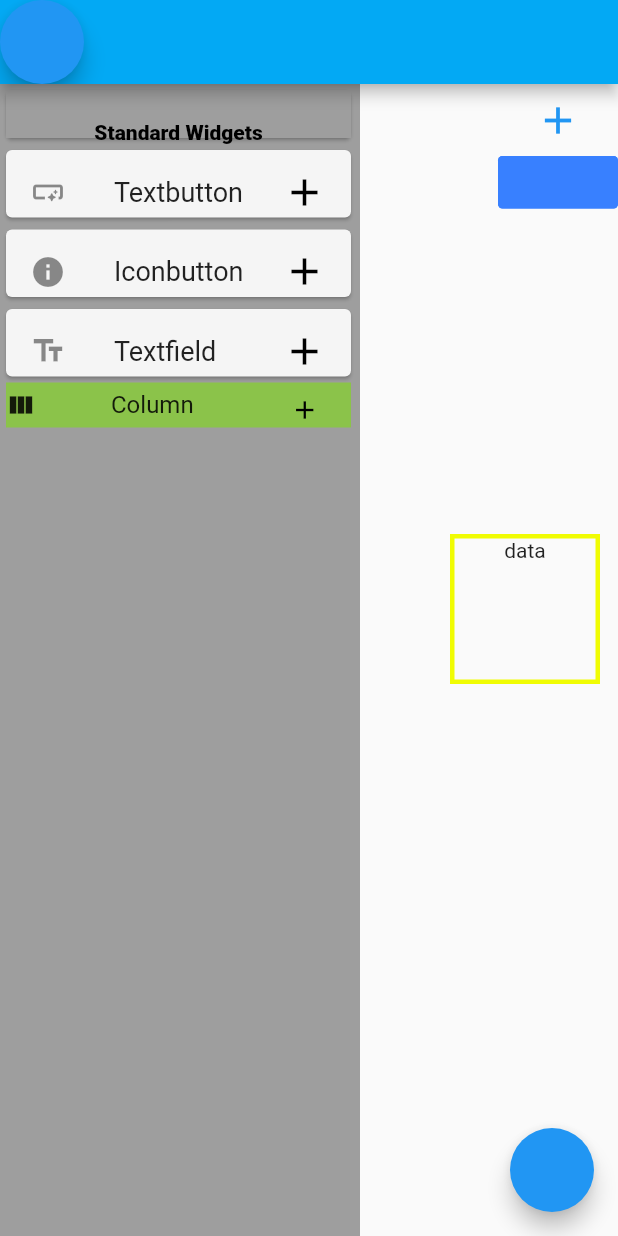
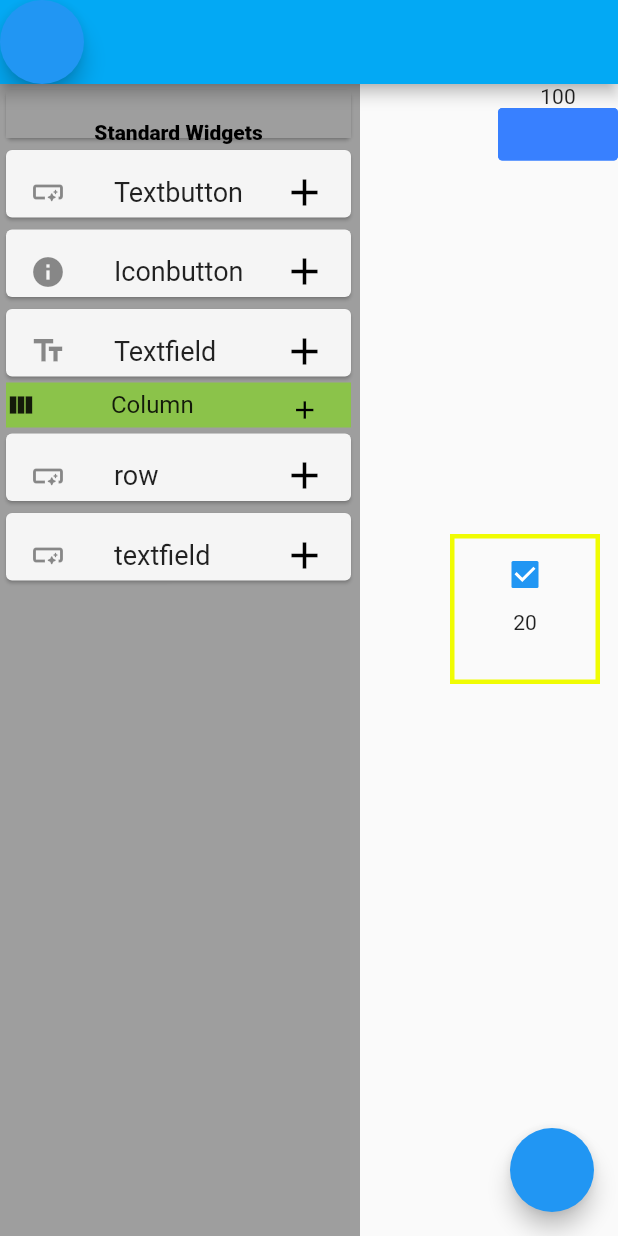
Before and after one commit to magal-git/MyFlutter, a Flutter app: the screen it shows after launch, after a tap on the "add" icon, on a phone screen of 412 x 824 dp. Run offline on Flutter 3.47's test engine with Material 2 defaults, Android fonts, the phone set to English and light mode, and no system bars; drawn by our look-alikes of getwidget; our stand-ins replace flutter_colorpicker, get, google_fonts, logger.

Commit message:
addChild ok

```diff
--- a/flutterapp/lib/fmodelcontroller.dart
+++ b/flutterapp/lib/fmodelcontroller.dart
@@ -1,4 +1,5 @@
 import 'package:flutter/material.dart';
+import 'package:flutterapp/fmodelview.dart';
 import 'package:get/get.dart';
 import 'package:google_fonts/google_fonts.dart';
 
@@ -38,6 +39,16 @@ class FModelController extends GetxController{
   var bradius = 0.obs;
   incBradius() => bradius++;
 
+  //!ADDC
+  final columnModel = ColumnModel().obs;
+
+  addChild(FModelView f){
+    columnModel.update((val) {
+      val!.childlist.add(f);
+    });
+  }
+  //!ADDC
+
   //#COLOR MODEL
   final colModel = ColModel().obs;
 
@@ -69,6 +80,12 @@ class ColModel{
   Color btncol = Colors.amber;
   Color txtcol = Colors.white;
 }
+//!ADDC
+class ColumnModel{
+  List<Widget> childlist = [];
+}
+
+//!
 
 class HelperBtn {
   HelperBtn({this.btntext = 'Button', this.borderRadius = 0, this.elevation = 0});
--- a/flutterapp/lib/fmodelview.dart
+++ b/flutterapp/lib/fmodelview.dart
@@ -30,7 +30,7 @@ class FModelView extends StatelessWidget{
   set setCatId(var catid){
     catId = catid;
     //print('setcatid: $catId');
-    if(catid == 101) {//!TABORT?
+    if(catid == 101) {
       fmc.fbWidth.value = 150;
       fmc.fbHeight.value = 30;
     }else if(catid == 102){
@@ -39,7 +39,7 @@ class FModelView extends StatelessWidget{
     }else if(catid == 103){
       fmc.fbWidth.value = 150;
       fmc.fbHeight.value = 40;
-    }//!TABORT?
+    }
   }
 
   Widget makeSidePanel(){
@@ -48,18 +48,13 @@ class FModelView extends StatelessWidget{
   }
 
   chClickCol(FModelView fmv, int curid, Map tmap){
-
     tmap.forEach((key, value) {
-      //value.fmc.curColor.value = value.fmc.bufColor.value;
       value.fmc.markFalse();
     });
-      //fmv.fmc.curColor.value = Colors.grey;
         fmv.fmc.markTrue();
   }
-
   chClickVoid(FModelView fmv, Map tmap){
     tmap.forEach((key, value) {
-      //value.fmc.curColor.value = value.fmc.bufColor.value;
       value.fmc.markFalse();
     });
   }
--- a/flutterapp/lib/fobjects.dart
+++ b/flutterapp/lib/fobjects.dart
@@ -28,7 +28,7 @@ final int thisid;
     SizedBox(width: bw, height: bh,   child:
       Material(child: marked ?
         Container(decoration: BoxDecoration(border: Border.all(
-          color: Color.fromRGBO(240, 252, 3, 1),
+          color: Color.fromRGBO(50, 52, 50, 1),
           width: 2,
         ),
         ), child: TextButton(child: Text('- Edit mode -', style: TextStyle(fontStyle: FontStyle.italic, fontSize: 18, color: colModel.txtcol),),
@@ -126,36 +126,76 @@ final int thisid;
 //#region [ rgba(30, 30, 40, 0.2) ]//#endregion
 class FColumnObject extends StatelessWidget {
   FColumnObject({required this.callback, required this.thisid,
-              this.marked = false, required this.objList,
+              this.marked = false, required this.columnModel,
             });
 
 
 final idCallback callback;
 bool marked = true;
 final int thisid;
-List<Widget> objList = [];
+ColumnModel columnModel;
+bool checked = true;
 
   @override
   Widget build(BuildContext context){
     return
       GestureDetector(child: marked ?
           Container(width: 100, height: 100, decoration: BoxDecoration(border: Border.all(color: const Color.fromRGBO(240, 252, 3, 1), width: 3,),), child:
-              Column(children:
+              Column(mainAxisSize: MainAxisSize.max, children:
                   [
-                    Text('data'),
-                    for(int i=0; i<objList.length; i++)
-                      objList[i],
+                    Checkbox(value: checked, onChanged: (value) => print(!checked)),//!TODO
+                    Text(thisid.toString()),
+                    for(int i=0; i<columnModel.childlist.length; i++)
+                      columnModel.childlist[i],
                   ],
               ),
           ) :
               Column(children:
                   [
-                    Text('data'),
-                    for(int i=0; i<objList.length; i++)
-                      objList[i],
+                    Text('column: id $thisid'),
+                    for(int i=0; i<columnModel.childlist.length; i++)
+                      columnModel.childlist[i],
                   ],
               ),
         onTap: () => callback(thisid),
       );
   }
 }
+//#region [ rgba(30, 30, 40, 0.2) ]//#endregion
+class FRowObject extends StatelessWidget {
+  FRowObject({required this.callback, required this.thisid,
+              this.marked = false, required this.columnModel,
+            });
+
+
+final idCallback callback;
+bool marked = true;
+final int thisid;
+ColumnModel columnModel;
+bool checked = true;
+
+  @override
+  Widget build(BuildContext context){
+    return
+      GestureDetector(child: marked ?
+          Container(width: 100, height: 100, decoration: BoxDecoration(border: Border.all(color: const Color.fromRGBO(240, 252, 3, 1), width: 3,),), child:
+              Row(mainAxisSize: MainAxisSize.max, children:
+                  [
+                    Checkbox(value: checked, onChanged: (value) => print(!checked)),//!TODO
+                    Text(thisid.toString()),
+                    for(int i=0; i<columnModel.childlist.length; i++)
+                      columnModel.childlist[i],
+                  ],
+              ),
+          ) :
+              Row(children:
+                  [
+                    Text('row: id $thisid'),
+                    for(int i=0; i<columnModel.childlist.length; i++)
+                      columnModel.childlist[i],
+                  ],
+              ),
+        onTap: () => callback(thisid),
+      );
+  }
+}
--- a/flutterapp/lib/main.dart
+++ b/flutterapp/lib/main.dart
@@ -60,8 +60,8 @@ class _HomePageWidgetState extends State<HomePageWidget> {
   }
 
   //! ADDCHILDTOLIST - in addObject?
-    /*
-  addC(int catId){
+
+  addChildObject(int catId){
     setState(() {
       FModelView colrowFmv = getCurObj(_mid, objmap);
 
@@ -70,11 +70,11 @@ class _HomePageWidgetState extends State<HomePageWidget> {
       _mid = fmv.getMoid;//#Identifies the object
       objmap[_mid] = fmv;
 
-      if(colrowFmv.catId == 104) TODO getCatId
-        colrowFmv.addChild(fmv); TODO addChild
+      //if(colrowFmv.catId == 104) //TODO getCatId
+        colrowFmv.fmc.addChild(fmv); //TODO addChild
     });
   }
-    */
+
   //!
 
   _removeObj(){
@@ -181,6 +181,36 @@ class _HomePageWidgetState extends State<HomePageWidget> {
                     ),
                   ),
 
+                  //!TESTADDCHILD
+                  if(fmv.catId == 104)
+                  Card(color: Colors.grey.shade100, child:
+                  Column(mainAxisSize: MainAxisSize.min, crossAxisAlignment: CrossAxisAlignment.start,
+                    children: [
+                      SizedBox(width: 230, height: 45,
+                        child: ListTile(title: Text('row', style: TextStyle(fontSize: 18),),
+                          trailing: Icon(Icons.add, color: Colors.black, size: 30,), leading: Icon(Icons.smart_button_rounded),
+                          onTap: () => addChildObject(105),
+                        ),
+                      ),
+                    ]
+                  )
+                ),//!TESTADDCHILD
+                //!TESTADDCHILD
+                if(fmv.catId == 104)
+                  Card(color: Colors.grey.shade100, child:
+                  Column(mainAxisSize: MainAxisSize.min, crossAxisAlignment: CrossAxisAlignment.start,
+                    children: [
+                      SizedBox(width: 230, height: 45,
+                        child: ListTile(title: Text('textfield', style: TextStyle(fontSize: 18),),
+                          trailing: Icon(Icons.add, color: Colors.black, size: 30,), leading: Icon(Icons.smart_button_rounded),
+                          onTap: () => addChildObject(103),
+                        ),
+                      ),
+                    ]
+                  )
+                ),
+                //!TESTADDCHILD
+
               ]
               ),
             ),
--- a/flutterapp/lib/utils.dart
+++ b/flutterapp/lib/utils.dart
@@ -36,7 +36,10 @@ Widget instanceObject(int cid, FModelView fmv){
           marked: fmv.fmc.marked.value,);
        case 104://!COL
        return
-          FColumnObject(callback: fmv.mcallback, thisid: fmv.moid, marked: fmv.fmc.marked.value, objList: testlist);
+          FColumnObject(callback: fmv.mcallback, thisid: fmv.moid, marked: fmv.fmc.marked.value, columnModel: fmv.fmc.columnModel.value,);
+       case 105://!ROW
+       return
+          FRowObject(callback: fmv.mcallback, thisid: fmv.moid, marked: fmv.fmc.marked.value, columnModel: fmv.fmc.columnModel.value,);
     }
 
     return Container(child: Text('Empty'),);
@@ -97,12 +100,6 @@ print('in createsidepanel');
               IconButton(onPressed: fmv.fmc.decW, icon: Icon(Icons.minimize, color: Colors.blue, size: 30,), iconSize: 30,),
               IconButton(onPressed: fmv.fmc.incH, icon: Icon(Icons.height, color: Colors.blue, size: 30,), iconSize: 30,),
           ]);
-          case 104:
-          return
-          Column(children: [
-              IconButton(onPressed: fmv.fmc.incW, icon: Icon(Icons.add, color: Colors.blue, size: 30,), iconSize: 30,),
-
-          ]);
       }
 
       return Container(child: Text(fmv.fmc.fbWidth.toString()));
```
